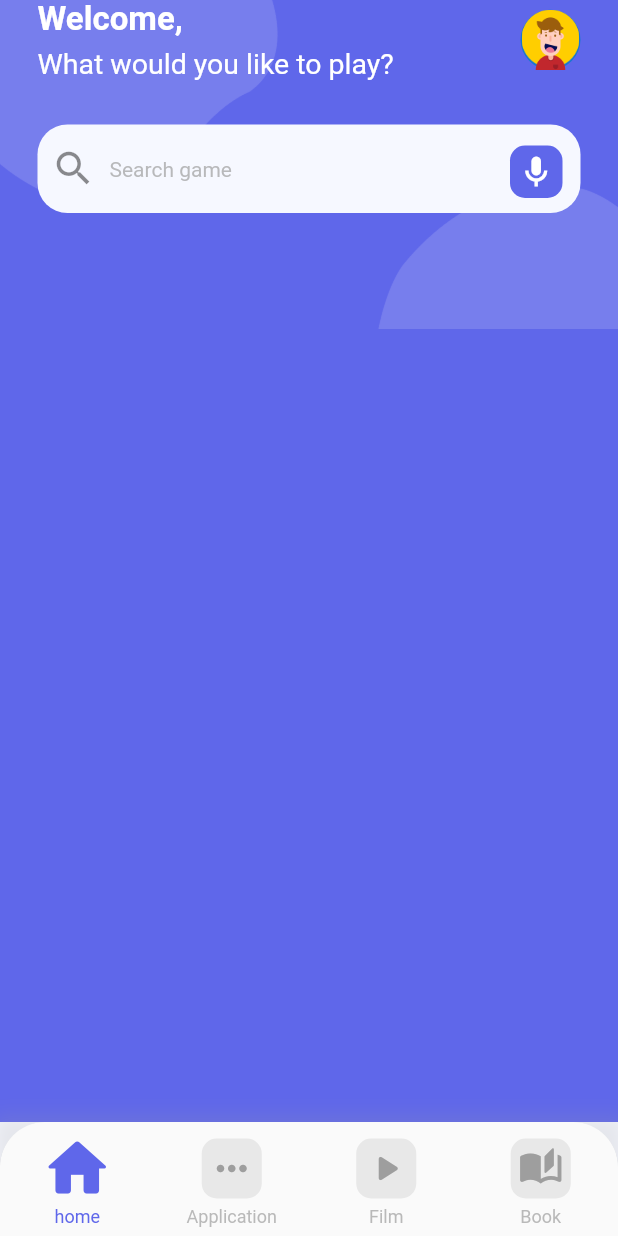
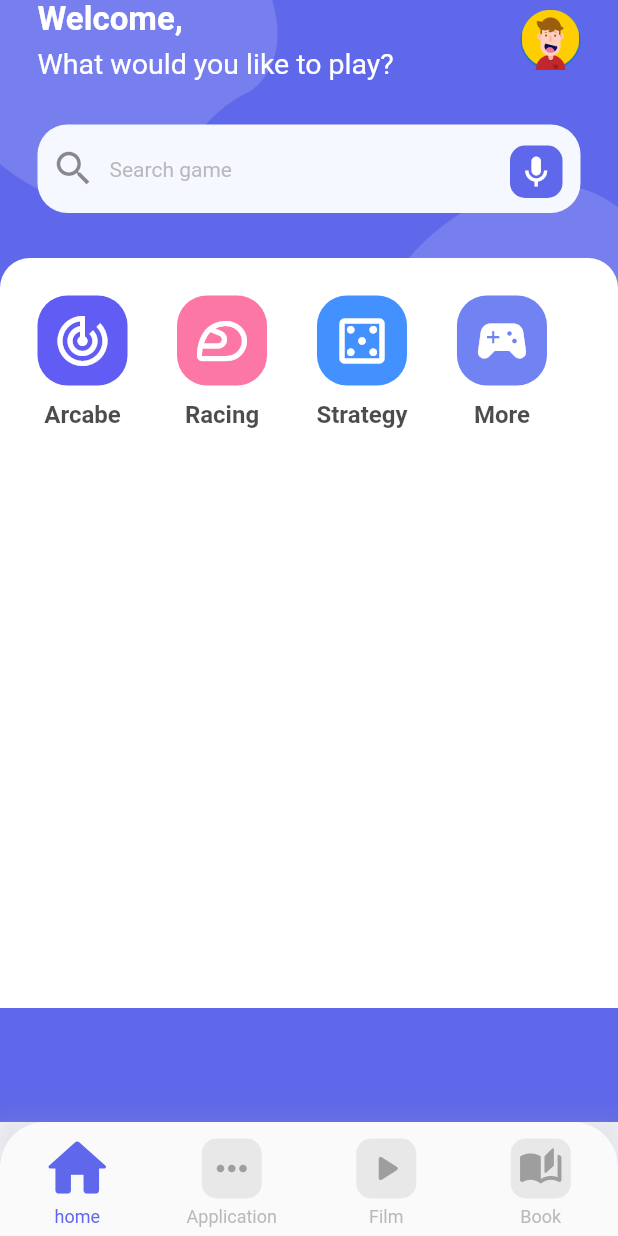
Before and after one commit to RHFanambinantsoa/noob_flutter_gamestore, a Flutter app: the screen it shows after launch, on a phone screen of 412 x 824 dp. Run offline on Flutter 3.47's test engine with Material 2 defaults, Android fonts, the phone set to English and light mode, and no system bars.

Commit message:
add category section

```diff
--- a/lib/pages/home/home.dart
+++ b/lib/pages/home/home.dart
@@ -1,4 +1,5 @@
 import 'package:flutter/material.dart';
+import 'package:noob_flutter_gamestore/pages/home/widgets/category.dart';
 import 'package:noob_flutter_gamestore/pages/home/widgets/header.dart';
 import 'package:noob_flutter_gamestore/pages/home/widgets/search.dart';
 
@@ -32,10 +33,11 @@ class HomePage extends StatelessWidget {
                 ),
               ),
             ),
-            const Column(
+            Column(
               children: [
                 HeaderSection(),
-                SearchSection()
+                SearchSection(),
+                CategorySection()
               ],
             )
           ],
--- /dev/null
+++ b/lib/pages/home/widgets/category.dart
@@ -0,0 +1,85 @@
+import 'package:flutter/material.dart';
+
+class CategorySection extends StatelessWidget {
+  CategorySection({super.key});
+
+  final categories = [ //liste/map categories
+    {
+      'icon': Icons.track_changes_outlined,
+      'color': const Color(0xFF605CF4),
+      'title': 'Arcabe'
+    },
+    {
+      'icon': Icons.sports_motorsports_outlined,
+      'color': const Color(0xFFFC77A6),
+      'title': 'Racing'
+    },
+    {
+      'icon': Icons.casino_outlined,
+      'color': const Color(0xFF4391FF),
+      'title': 'Strategy'
+    },
+    {
+      'icon': Icons.sports_esports,
+      'color': const Color(0xFF7182f2),
+      'title': 'More'
+    },
+  ];
+
+
+  @override
+  Widget build(BuildContext context) {
+    return  Container(
+      height: 500,
+      decoration: BoxDecoration(
+        color: Colors.white,
+        borderRadius: BorderRadius.only(
+          topLeft: Radius.circular(20),
+          topRight: Radius.circular(20)
+          )
+      ),
+      child: Column(
+        children: [
+          Container(
+            height: 140,
+            padding: const EdgeInsets.all(25),
+            child: ListView.separated(
+              //listview qui va nous permettre de scroller nos différentes categorie
+              // .separated nous propose de séparer nos différents widgets
+              //izy ihany zany no manao ny boucle ao raha azoko tsara
+              //tsara kosa kou
+              scrollDirection: Axis.horizontal, //axe du scroll
+              itemBuilder: (_, index) => Column(
+                //itembuilder ilay widget tsirairay ao anaty liste mandray index
+                children: [
+                  Container(
+                    padding: const EdgeInsets.all(10),
+                    decoration: BoxDecoration(
+                        borderRadius: BorderRadius.circular(20),
+                        color: categories[index]['color'] as Color),
+                    child: Icon(
+                      categories[index]['icon'] as IconData,
+                      color: Colors.white,
+                      size: 40,
+                    ),
+                  ),
+                  const SizedBox(height: 10),
+                  Text(
+                    categories[index]['title'] as String,
+                    style: TextStyle(
+                      color: Colors.black.withOpacity(0.7),
+                      fontWeight: FontWeight.bold,
+                      fontSize: 16,
+                    ),
+                  )
+                ],
+              ),
+              separatorBuilder: (_, index) => const SizedBox(width: 33), //ilay séparateur eto izy espace vide de 33px
+              itemCount: categories.length, //isan'ilay hoaffichena
+            ),
+          ),
+        ],
+      ),
+    );
+  }
+}
```
